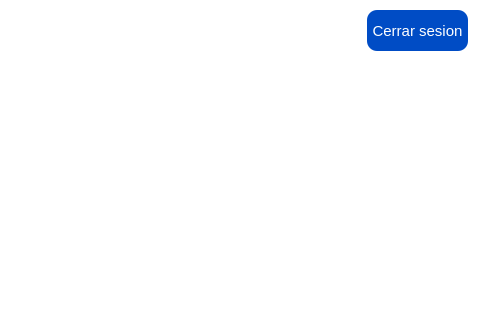
First picture: the form in ui/CierreDeCaja.ui, repository Moises024/sistema_de_caja, before the edit; both pictures show x 643 to 1123 and y 0 to 320 of the 1123 by 531 pixel window.
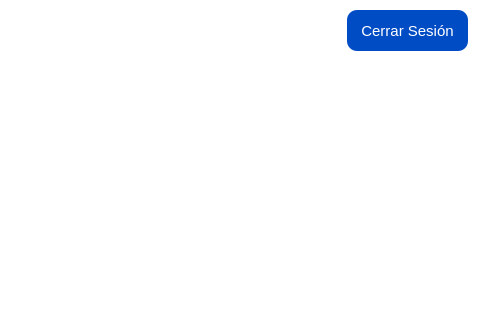
Second picture: the form after the edit. Icons and pictures are not drawn.

The edit to the form file:
```diff
--- a/ui/CierreDeCaja.ui
+++ b/ui/CierreDeCaja.ui
@@ -88,21 +88,43 @@
   <widget class="QPushButton" name="btn_cerrar">
    <property name="geometry">
     <rect>
-     <x>1010</x>
+     <x>990</x>
      <y>10</y>
-     <width>101</width>
+     <width>121</width>
      <height>41</height>
     </rect>
    </property>
    <property name="styleSheet">
     <string notr="true">color: rgb(255, 255, 255);
-background-color: rgb(0, 76, 197);
+
 color: rgb(255, 255, 255);
 font-size: 15px;
-border-radius: 10px;</string>
+border-radius: 10px;
+
+background-color: #004cc5;
+</string>
    </property>
    <property name="text">
-    <string>Cerrar sesion</string>
+    <string>Cerrar Sesión</string>
+   </property>
+   <property name="icon">
+    <iconset>
+     <normaloff>../img/cerrar-removebg-preview.png</normaloff>../img/cerrar-removebg-preview.png</iconset>
+   </property>
+   <property name="iconSize">
+    <size>
+     <width>20</width>
+     <height>20</height>
+    </size>
+   </property>
+   <property name="checkable">
+    <bool>false</bool>
+   </property>
+   <property name="autoRepeat">
+    <bool>false</bool>
+   </property>
+   <property name="autoExclusive">
+    <bool>false</bool>
    </property>
   </widget>
   <widget class="QLabel" name="total_vendido">
```
Left out of the diff: 7 changed lines with no effect on the pictures.
